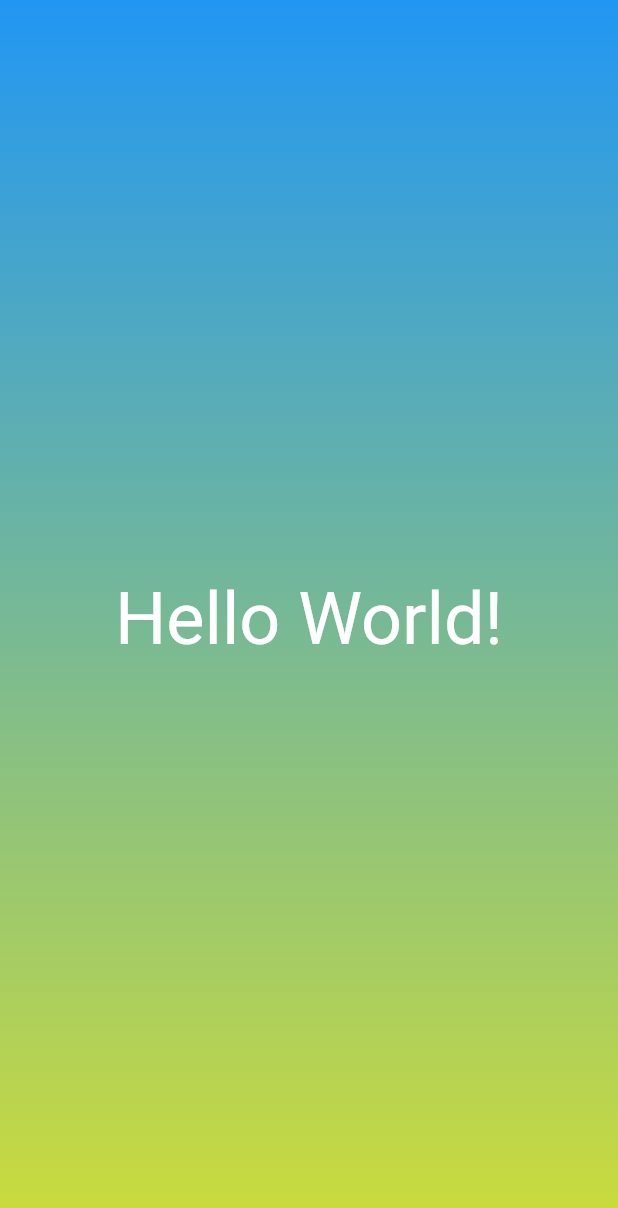
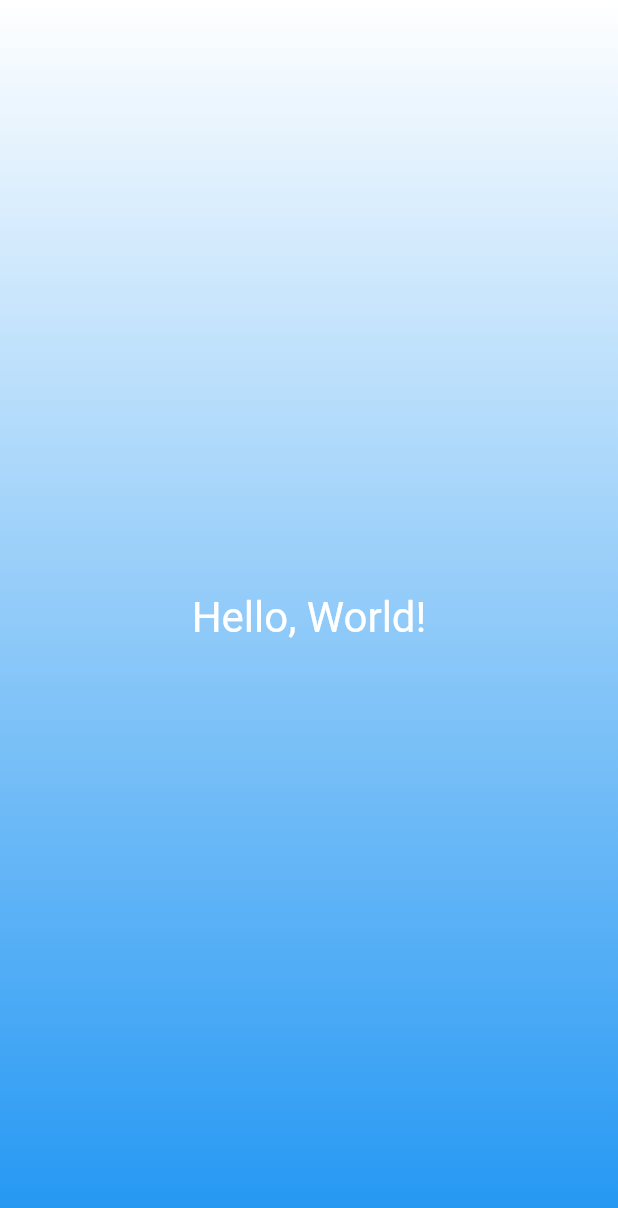
Before and after one commit to RidwanRizqi/Roll-Dice-App, a Flutter app: the screen it shows after launch, on a phone screen of 412 x 824 dp. Shown: the top 1208 px of the screen. Run offline on Flutter 3.47's test engine with Material 2 defaults, Android fonts, the phone set to English and light mode, and no system bars.

Commit message:
reusable widget

```diff
--- a/lib/gradient_container.dart
+++ b/lib/gradient_container.dart
@@ -1,28 +1,53 @@
 import 'package:flutter/material.dart';
 import 'package:first_app/styled_text.dart';
 
-var startAlignment = Alignment.topCenter;
-var endAlignment = Alignment.bottomCenter;
+const startAlignment = Alignment.topCenter;
+const endAlignment = Alignment.bottomCenter;
 
 class GradientContainer extends StatelessWidget {
-  const GradientContainer({super.key});
+  const GradientContainer(this.color1, this.color2, {super.key});
+
+  final Color color1;
+  final Color color2;
 
   @override
   Widget build(context) {
     return Container(
       decoration: BoxDecoration(
         gradient: LinearGradient(
-          colors: const [
-            Colors.blue,
-            Colors.lime,
+          colors: [
+            color1,
+            color2,
           ],
           begin: startAlignment,
           end: endAlignment,
         ),
       ),
       child: const Center(
-        child: StyledText(),
+        child: StyledText('Hello, World!'),
       ),
     );
   }
 }
+
+// class GradientContainer extends StatelessWidget {
+//   const GradientContainer({super.key, required this.colors});
+
+//   final List<Color> colors;
+
+//   @override
+//   Widget build(context) {
+//     return Container(
+//       decoration: BoxDecoration(
+//         gradient: LinearGradient(
+//           colors: colors,
+//           begin: startAlignment,
+//           end: endAlignment,
+//         ),
+//       ),
+//       child: const Center(
+//         child: StyledText('Hello, World!'),
+//       ),
+//     );
+//   }
+// }
--- a/lib/main.dart
+++ b/lib/main.dart
@@ -5,7 +5,7 @@ void main() {
   runApp(
     const MaterialApp(
       home: Scaffold(
-        body: GradientContainer(),
+        body: GradientContainer(Colors.white, Colors.blue),
       ),
     ),
   );
--- a/lib/styled_text.dart
+++ b/lib/styled_text.dart
@@ -1,14 +1,16 @@
 import 'package:flutter/material.dart';
 
 class StyledText extends StatelessWidget {
-  const StyledText({super.key});
+  const StyledText(this.text, {super.key});
+
+  final String text;
 
   @override
   Widget build(BuildContext context) {
-    return const Text(
-      'Hello World!',
-      style: TextStyle(
-        fontSize: 48,
+    return Text(
+      text,
+      style: const TextStyle(
+        fontSize: 28,
         color: Colors.white,
       ),
     );
```
